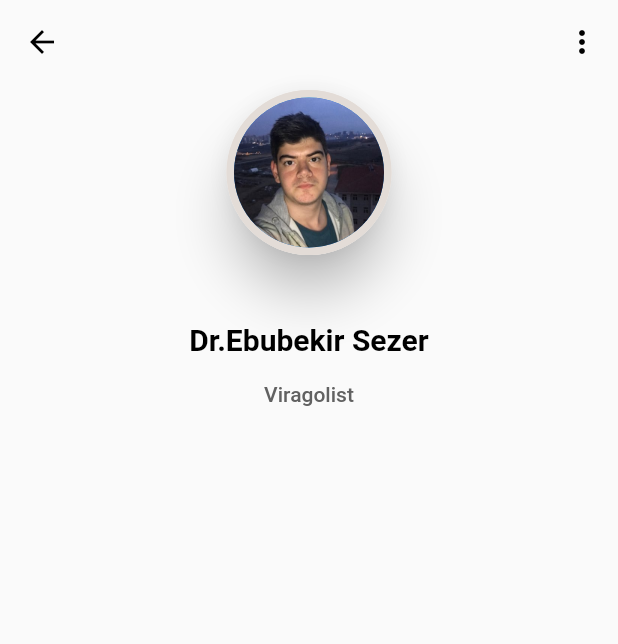
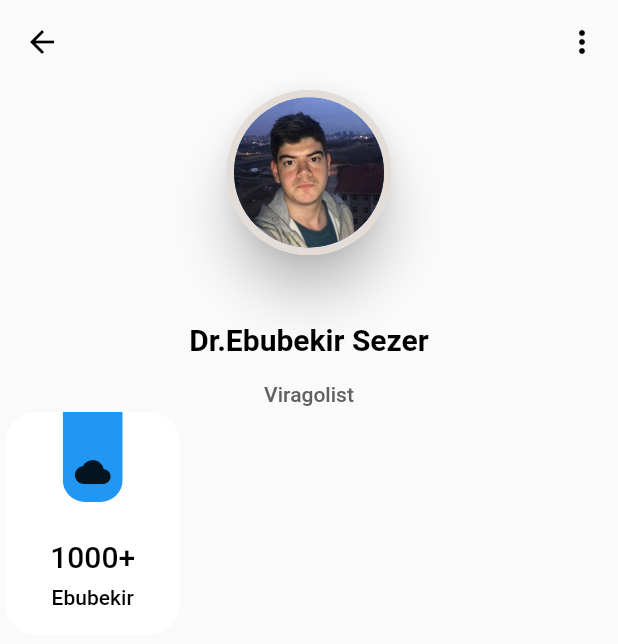
Before and after one commit to VBT-Intership/ESS-Flutter-AppoinmentUI, a Flutter app: the screen it shows after launch, on a phone screen of 412 x 824 dp. Shown: the top 644 px of the screen. Run offline on Flutter 3.47's test engine with Material 2 defaults, Android fonts, the phone set to English and light mode, and no system bars.

Commit message:
Single information card made and added to the profile page

```diff
--- a/AppoinmentUIApp/lib/view/profileview.dart
+++ b/AppoinmentUIApp/lib/view/profileview.dart
@@ -18,8 +18,78 @@ class _ProfileViewState extends State<ProfileView> {
           SizedBox(height: pageHeight * 0.05),
           buildProfileName(context),
           SizedBox(height: pageHeight * 0.02),
-          buildProfileTitle(context)
+          buildProfileTitle(context),
+          Expanded(
+              child: Row(
+            mainAxisAlignment: MainAxisAlignment.spaceBetween,
+            children: <Widget>[
+              buildInformationCards(
+                  context, Colors.blue, Icon(Icons.cloud), "1000+", "Ebubekir")
+            ],
+          ))
         ],
+      ),
+    );
+  }
+
+  SizedBox buildInformationCards(BuildContext context, Color color, Icon icon,
+      String firstTitle, String secondTitle) {
+    return SizedBox(
+      width: pageWidth * 0.3,
+      child: Card(
+        elevation: 0,
+        shape: RoundedRectangleBorder(
+          borderRadius: BorderRadius.circular(20.0),
+        ),
+        child: Column(
+          children: <Widget>[
+            buildColorfulRectangleType(icon),
+            SizedBox(
+              height: pageHeight * 0.03,
+            ),
+            Text(
+              firstTitle,
+              style: Theme.of(context).primaryTextTheme.headline6.copyWith(
+                    color: Colors.black,
+                  ),
+            ),
+            SizedBox(
+              height: pageHeight * 0.01,
+            ),
+            Text(
+              secondTitle,
+              style: Theme.of(context).primaryTextTheme.bodyText1.copyWith(
+                    color: Colors.black,
+                  ),
+            ),
+            SizedBox(
+              height: pageHeight * 0.02,
+            ),
+          ],
+        ),
+      ),
+    );
+  }
+
+  ClipRRect buildColorfulRectangleType(Icon icon) {
+    return ClipRRect(
+      borderRadius: BorderRadius.only(
+        bottomLeft: Radius.circular(15.0),
+        bottomRight: Radius.circular(15.0),
+      ),
+      child: ColoredBox(
+        color: Colors.blue,
+        child: Padding(
+          padding: const EdgeInsets.all(8.0),
+          child: Column(
+            children: <Widget>[
+              SizedBox(
+                height: 20,
+              ),
+              icon,
+            ],
+          ),
+        ),
       ),
     );
   }
```
